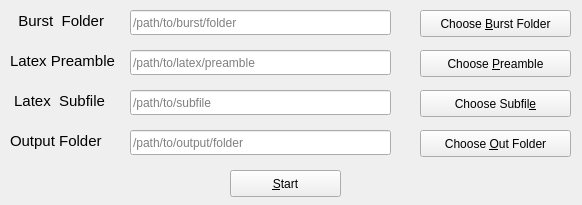
First picture: the form in grader_improved/grader_setup.ui, repository shubhamshuklaer/autog, before the edit.
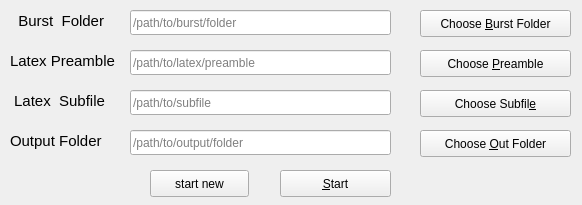
Second picture: the form after the edit.

The edit to the form file:
```diff
--- a/grader_improved/grader_setup.ui
+++ b/grader_improved/grader_setup.ui
@@ -41,7 +41,7 @@
   <widget class="QPushButton" name="setup_output_btn">
    <property name="geometry">
     <rect>
-     <x>230</x>
+     <x>280</x>
      <y>170</y>
      <width>111</width>
      <height>27</height>
@@ -339,6 +339,19 @@
     <string> Latex  Subfile</string>
    </property>
   </widget>
+  <widget class="QPushButton" name="start_new_btn">
+   <property name="geometry">
+    <rect>
+     <x>150</x>
+     <y>170</y>
+     <width>99</width>
+     <height>27</height>
+    </rect>
+   </property>
+   <property name="text">
+    <string>start new</string>
+   </property>
+  </widget>
  </widget>
  <tabstops>
   <tabstop>choose_folder_btn</tabstop>
```
